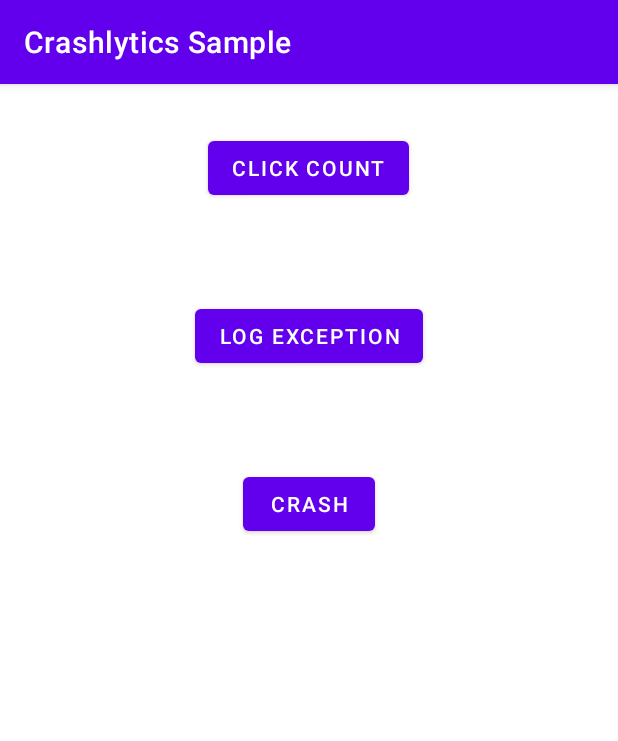
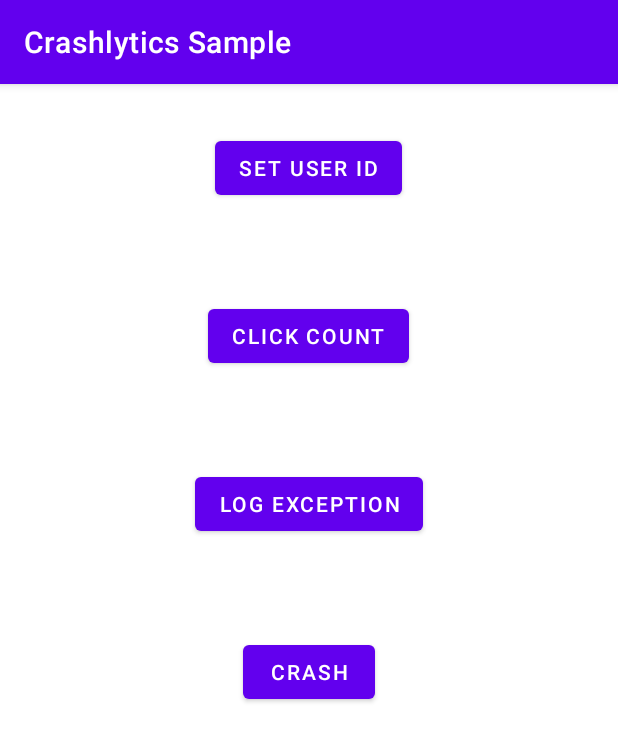
Before and after one commit to touchlab/CrashKiOS, an Android app: the screen it shows after launch (MainActivity), on a phone screen of 412 x 824 dp. Shown: the top 741 px of the screen. Run offline under Robolectric (Android 15) with nearby library versions, the phone set to English and light mode, and no system bars; 2 statements that could not run were skipped.

Commit message:
Crashlytics: Add support for `setUserId`

```diff
--- a/crashlytics/src/androidMain/kotlin/co/touchlab/crashkios/crashlytics/CrashlyticsCallsActual.kt
+++ b/crashlytics/src/androidMain/kotlin/co/touchlab/crashkios/crashlytics/CrashlyticsCallsActual.kt
@@ -28,4 +28,8 @@ actual class CrashlyticsCallsActual : CrashlyticsCalls {
             }
         }
     }
+
+    override fun setUserId(identifier: String) {
+        FirebaseCrashlytics.getInstance().setUserId(identifier)
+    }
 }
--- a/crashlytics/src/commonMain/kotlin/co/touchlab/crashkios/crashlytics/CrashlyticsCalls.kt
+++ b/crashlytics/src/commonMain/kotlin/co/touchlab/crashkios/crashlytics/CrashlyticsCalls.kt
@@ -5,6 +5,8 @@ interface CrashlyticsCalls {
     fun sendHandledException(throwable: Throwable)
     fun sendFatalException(throwable: Throwable)
     fun setCustomValue(key: String, value: Any)
+
+    fun setUserId(identifier: String)
 }
 
 expect class CrashlyticsCallsActual() : CrashlyticsCalls
--- a/samples/sample-crashlytics/app/build.gradle.kts
+++ b/samples/sample-crashlytics/app/build.gradle.kts
@@ -29,7 +29,7 @@ android {
         resources.excludes.add("META-INF/*.kotlin_module")
     }
     buildTypes {
-        getByName("release")  {
+        getByName("release") {
             isMinifyEnabled = false
             proguardFiles(getDefaultProguardFile("proguard-android-optimize.txt"), "proguard-rules.pro")
         }
--- a/samples/sample-crashlytics/app/src/main/java/co/touchlab/crashkiossamplecrashlog/MainActivity.kt
+++ b/samples/sample-crashlytics/app/src/main/java/co/touchlab/crashkiossamplecrashlog/MainActivity.kt
@@ -10,8 +10,8 @@
 
 package co.touchlab.crashkiossamplecrashlog
 
+import android.os.Bundle
 import androidx.appcompat.app.AppCompatActivity
-import android.os.Bundle
 import co.touchlab.crashkiossample.CrashBot
 import co.touchlab.crashkiossample.SampleCommon
 import co.touchlab.crashkiossamplecrashlog.databinding.ActivityMainBinding
@@ -23,10 +23,13 @@ class MainActivity : AppCompatActivity() {
         setContentView(binding.root)
 
         val sampleCommon = SampleCommon()
-        binding.clickCount.setOnClickListener{
-           sampleCommon.onClick()
+        binding.userId.setOnClickListener {
+            sampleCommon.setUserId("123")
         }
-        binding.logException.setOnClickListener{
+        binding.clickCount.setOnClickListener {
+            sampleCommon.onClick()
+        }
+        binding.logException.setOnClickListener {
             sampleCommon.logException()
         }
         binding.crash.setOnClickListener {
--- a/samples/sample-crashlytics/app/src/main/res/layout/activity_main.xml
+++ b/samples/sample-crashlytics/app/src/main/res/layout/activity_main.xml
@@ -1,6 +1,6 @@
 <?xml version="1.0" encoding="utf-8"?>
 <!--
-  ~ Copyright (c) 2021 Touchlab
+  ~ Copyright (c) 2023 Touchlab
   ~ Licensed under the Apache License, Version 2.0 (the "License"); you may not use this file except in compliance with the License.
   ~ You may obtain a copy of the License at
   ~
@@ -10,7 +10,6 @@
   -->
 
 <LinearLayout xmlns:android="http://schemas.android.com/apk/res/android"
-    xmlns:app="http://schemas.android.com/apk/res-auto"
               xmlns:tools="http://schemas.android.com/tools"
               android:layout_width="match_parent"
               android:layout_height="wrap_content"
@@ -19,12 +18,20 @@
               tools:context=".MainActivity">
 
     <Button
+            android:id="@+id/user_id"
+            android:layout_width="wrap_content"
+            android:layout_height="wrap_content"
+            android:layout_margin="32dp"
+            android:layout_gravity="center_horizontal"
+            android:text="Set User Id"/>
+
+    <Button
             android:id="@+id/click_count"
             android:layout_width="wrap_content"
             android:layout_height="wrap_content"
             android:layout_margin="32dp"
             android:layout_gravity="center_horizontal"
-        android:text="Click Count" />
+            android:text="Click Count"/>
 
     <Button
             android:id="@+id/log_exception"
@@ -32,7 +39,7 @@
             android:layout_height="wrap_content"
             android:layout_gravity="center_horizontal"
             android:layout_margin="32dp"
-        android:text="Log Exception" />
+            android:text="Log Exception"/>
 
     <Button
             android:id="@+id/crash"
@@ -40,6 +47,6 @@
             android:layout_height="wrap_content"
             android:layout_gravity="center_horizontal"
             android:layout_margin="32dp"
-        android:text="Crash" />
+            android:text="Crash"/>
 
 </LinearLayout>
--- a/samples/sample-crashlytics/app/src/main/res/mipmap-anydpi-v26/ic_launcher.xml
+++ b/samples/sample-crashlytics/app/src/main/res/mipmap-anydpi-v26/ic_launcher.xml
@@ -10,6 +10,6 @@
   -->
 
 <adaptive-icon xmlns:android="http://schemas.android.com/apk/res/android">
-    <background android:drawable="@drawable/ic_launcher_background" />
-    <foreground android:drawable="@drawable/ic_launcher_foreground" />
+    <background android:drawable="@drawable/ic_launcher_background"/>
+    <foreground android:drawable="@drawable/ic_launcher_foreground"/>
 </adaptive-icon>
--- a/samples/sample-crashlytics/app/src/main/res/mipmap-anydpi-v26/ic_launcher_round.xml
+++ b/samples/sample-crashlytics/app/src/main/res/mipmap-anydpi-v26/ic_launcher_round.xml
@@ -10,6 +10,6 @@
   -->
 
 <adaptive-icon xmlns:android="http://schemas.android.com/apk/res/android">
-    <background android:drawable="@drawable/ic_launcher_background" />
-    <foreground android:drawable="@drawable/ic_launcher_foreground" />
+    <background android:drawable="@drawable/ic_launcher_background"/>
+    <foreground android:drawable="@drawable/ic_launcher_foreground"/>
 </adaptive-icon>
```
Also changed, not shown: crashlytics/src/commonMain/kotlin/co/touchlab/crashkios/crashlytics/CrashlyticsKotlin.kt (+8 -0 lines), samples/sample-crashlytics/shared/src/androidMain/AndroidManifest.xml (deleted, +0 -15 lines), samples/sample-crashlytics/shared/src/commonMain/kotlin/co/touchlab/crashkiossample/SampleCommon.kt (+6 -1 lines), 5 other files. Lines whose indentation alone changed are shown as unchanged.
